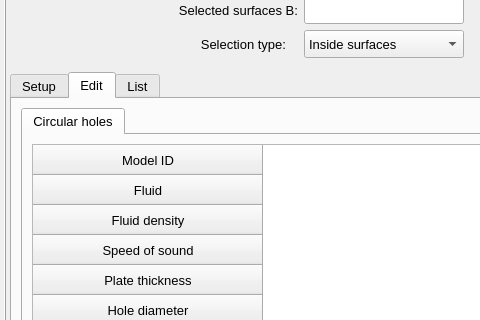
First picture: the form in vibra/interface/data/ui_files/model/setup/acoustic/perforated_plate_model_inputs.ui, repository MOPT-UFSC/VIBRA, before the edit; both pictures show x 0 to 480 and y 108 to 428 of the 636 by 650 pixel window.
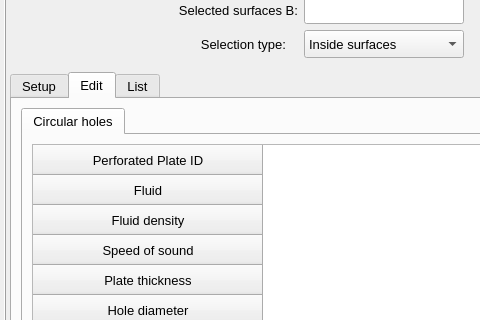
Second picture: the form after the edit. The open tabs and pages were chosen to show the change. Icons and pictures are not drawn.

Commit message: Add the functionality to change the fluid of the model

The edit to the form file:
```diff
--- a/vibra/interface/data/ui_files/model/setup/acoustic/perforated_plate_model_inputs.ui
+++ b/vibra/interface/data/ui_files/model/setup/acoustic/perforated_plate_model_inputs.ui
@@ -1806,7 +1806,7 @@
                 </attribute>
                 <row>
                  <property name="text">
-                  <string>Model ID</string>
+                  <string>Perforated Plate ID</string>
                  </property>
                  <property name="textAlignment">
                   <set>AlignCenter</set>
```
The commit also changes 3 other files.
